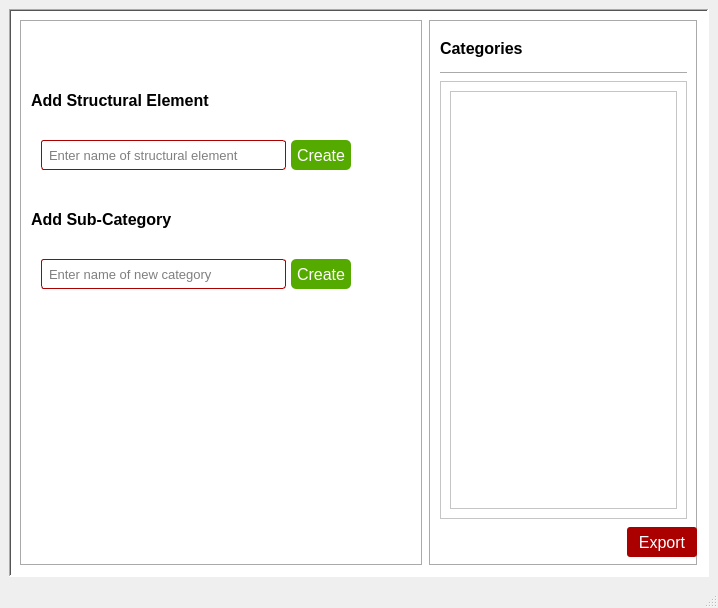
This is assets/ui/GenBBS_catg2.ui in Ano-ly/GenBBS as Qt 5 draws it before an edit. The edited form follows.
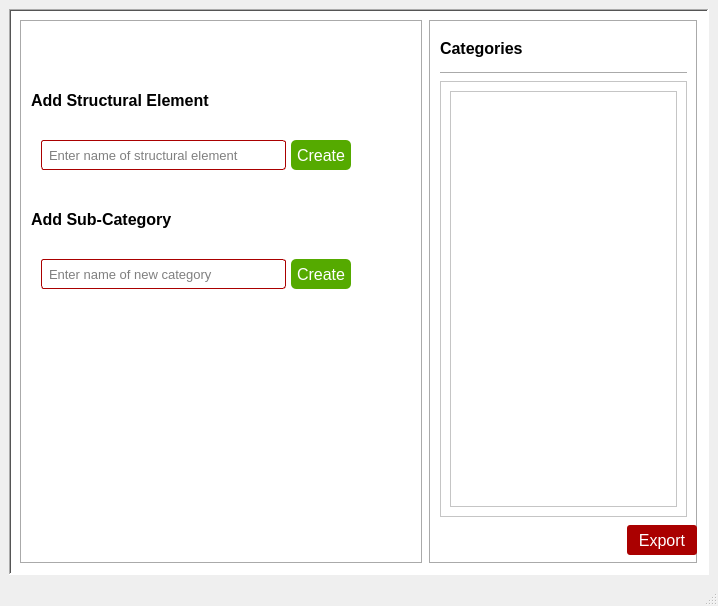
This is the edited form. Icons and pictures are not drawn.

The edit to the form file:
```diff
--- a/assets/ui/GenBBS_catg2.ui
+++ b/assets/ui/GenBBS_catg2.ui
@@ -7,7 +7,7 @@
     <x>0</x>
     <y>0</y>
     <width>718</width>
-    <height>608</height>
+    <height>606</height>
    </rect>
   </property>
   <property name="font">
```
